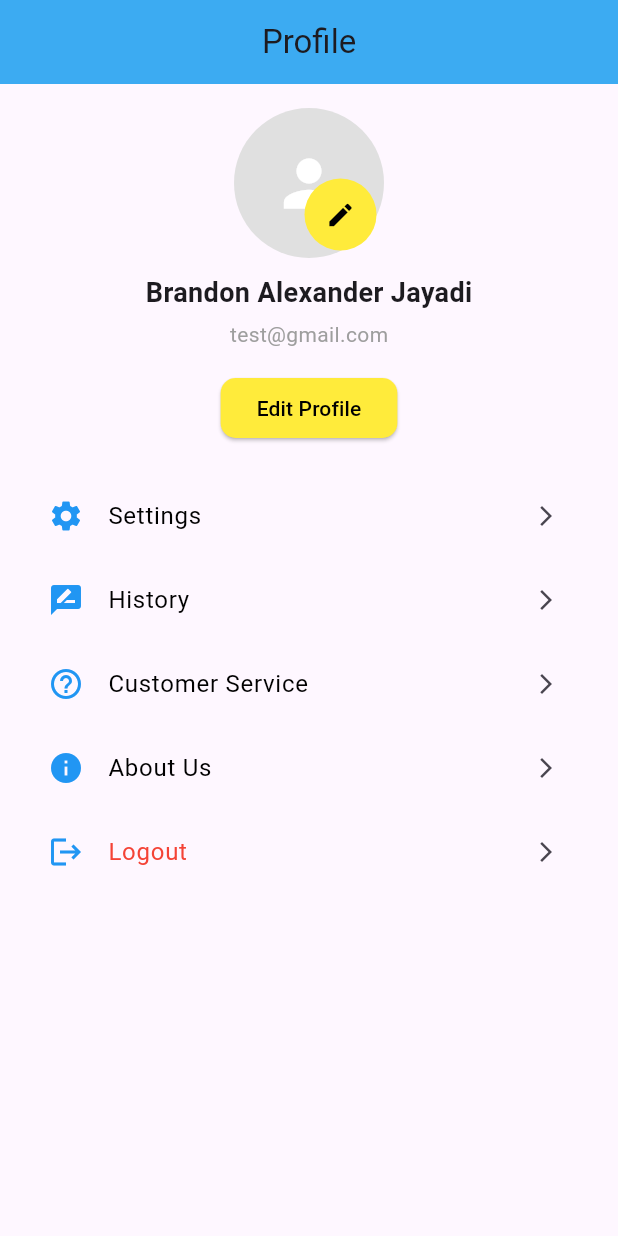
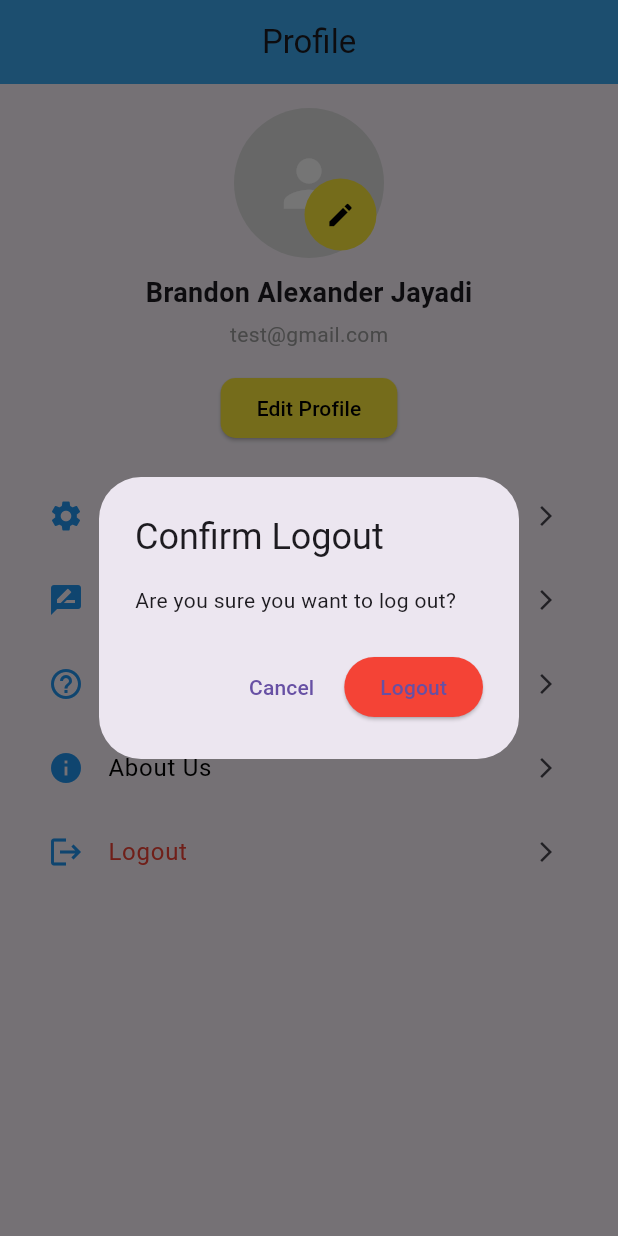
Before and after one commit to WilliamSiddhiKhangga/UAS-MoProg, a Flutter app: the MyPage screen opened directly, after a tap on "Logout", on a phone screen of 412 x 824 dp. Run offline on Flutter 3.47's test engine with Material 3 defaults, Android fonts, the phone set to English and light mode, and no system bars; our stand-ins replace firebase_auth, firebase_core, google_sign_in, shared_preferences; accounts and stored records are empty.

Commit message:
Logout Confirmation

```diff
--- a/lib/pages/navpages/my_page.dart
+++ b/lib/pages/navpages/my_page.dart
@@ -1,4 +1,5 @@
 import 'package:flutter/material.dart';
+import 'package:tugasuas/auth/auth_gate.dart';
 import 'package:tugasuas/auth/auth_service.dart';
 import 'package:tugasuas/pages/welcome_page.dart';
 import 'package:tugasuas/pages/navpages/main_page.dart';
@@ -14,9 +15,47 @@ class _MyPageState extends State<MyPage> {
   String userName = 'Brandon Alexander Jayadi';
   String userEmail = 'test@gmail.com';
 
-  void logOut(BuildContext context) async {
+  // Confirmation for logout
+  void _showLogoutDialog(BuildContext context) {
+    showDialog(
+      context: context,
+      builder: (BuildContext context) {
+        return AlertDialog(
+          title: const Text('Confirm Logout'),
+          content: const Text('Are you sure you want to log out?'),
+          actions: [
+            TextButton(
+              onPressed: () => Navigator.pop(context),
+              child: const Text('Cancel'),
+            ),
+            ElevatedButton(
+              onPressed: () {
+                Navigator.pop(context);
+                _logOut(context);
+              },
+              style: ElevatedButton.styleFrom(
+                backgroundColor: Colors.red,
+              ),
+              child: const Text(
+                'Logout',
+              ),
+            ),
+          ],
+        );
+      },
+    );
+  }
+
+  // For Logout authentication
+  void _logOut(BuildContext context) async {
     final auth = AuthService();
     await auth.signOut();
+    // Redirect to Login_Page after logout
+    Navigator.pushAndRemoveUntil(
+      context,
+      MaterialPageRoute(builder: (context) => const AuthGate()),
+      (route) => false,
+    );
   }
 
   @override
@@ -200,7 +239,7 @@ class _MyPageState extends State<MyPage> {
                 icon: Icons.logout,
                 title: 'Logout',
                 textColor: Colors.red,
-                onTap: () => logOut(context),
+                onTap: () => _showLogoutDialog(context),
               ),
             ],
           ),
@@ -238,6 +277,7 @@ class EditProfilePage extends StatefulWidget {
   }) : super(key: key);
 
   @override
+  // ignore: library_private_types_in_public_api
   _EditProfilePageState createState() => _EditProfilePageState();
 }
 
@@ -400,7 +440,7 @@ class SettingsPage extends StatelessWidget {
 
 // Halaman Customer Service
 class CustomerServicePage extends StatelessWidget {
-  const CustomerServicePage({Key? key}) : super(key: key);
+  const CustomerServicePage({super.key});
 
   @override
   Widget build(BuildContext context) {
```
Also changed, not shown: lib/pages/navpages/home_page.dart (+14 -6 lines), pubspec.lock, 1 other file.
